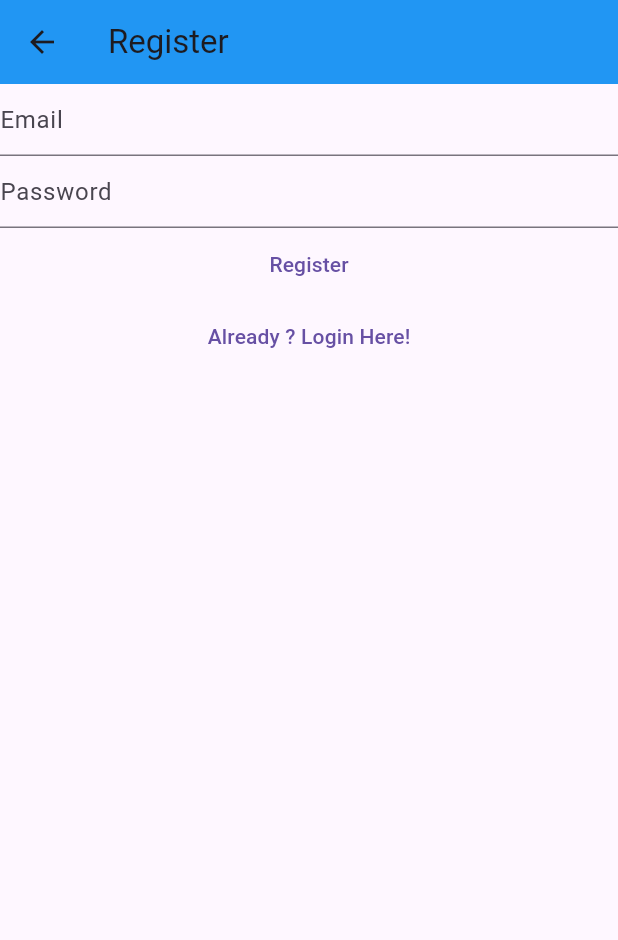
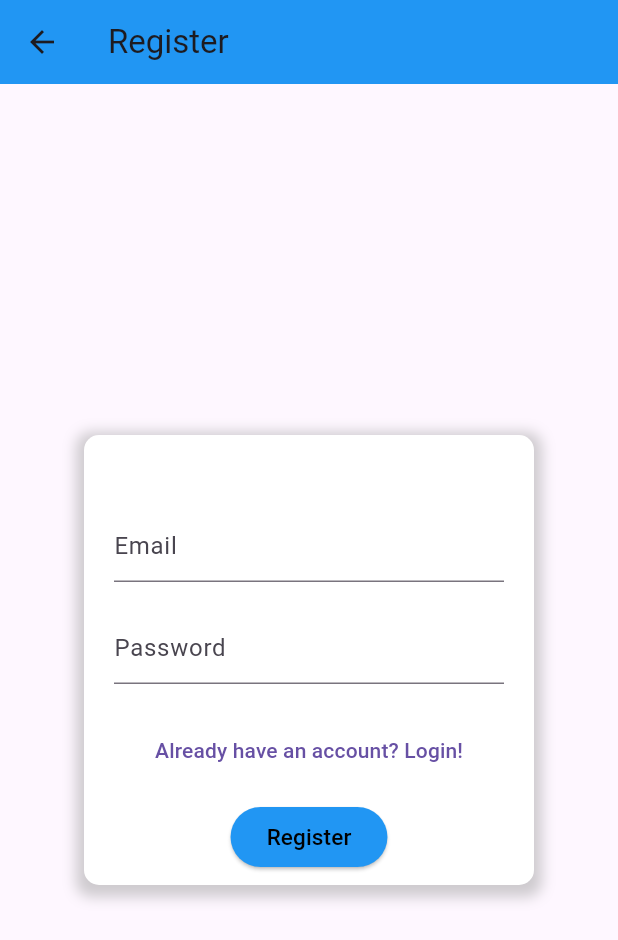
Before and after one commit to VidytBhudolia/myElc, a Flutter app: the RegistrationView screen opened by its route, after a tap on "Register", on a phone screen of 412 x 824 dp. Shown: the top 940 px of the screen. Run offline on Flutter 3.47's test engine with Material 3 defaults, Android fonts, the phone set to English and light mode, and no system bars; our stand-ins replace firebase_auth, firebase_core, flutter_svg; accounts and stored records are empty; network calls fail.

Commit message:
register design

```diff
--- a/lib/views/register_view.dart
+++ b/lib/views/register_view.dart
@@ -1,6 +1,7 @@
 import 'package:firebase_auth/firebase_auth.dart';
-import 'package:flutter/foundation.dart';
+import 'package:firebase_core/firebase_core.dart';
 import 'package:flutter/material.dart';
+import 'package:mynotes/firebase_options.dart';
 
 class RegistrationView extends StatefulWidget {
   const RegistrationView({super.key});
@@ -32,68 +33,103 @@
   Widget build(BuildContext context) {
     return Scaffold(
       appBar: AppBar(
-        title: const Text("Register"),
+        title: Text("Register"),
         backgroundColor: Colors.blue,
       ),
-      body: Column(
+      body: Center(
+        child: Padding(
+          padding: const EdgeInsets.all(20.0),
+          child: Container(
+            width: 300,
+            height: 300, // Adjust the width as needed
+            padding: const EdgeInsets.all(20.0),
+            decoration: BoxDecoration(
+              color: Colors.white,
+              borderRadius: BorderRadius.circular(10.0),
+              boxShadow: [
+                BoxShadow(
+                  color: Colors.grey.withOpacity(0.5),
+                  spreadRadius: 5,
+                  blurRadius: 7,
+                  offset: const Offset(0, 3), // changes position of shadow
+                ),
+              ],
+            ),
+            child: Column(
               children: [
+                SizedBox(height: 30),
                 TextField(
                   controller: _email,
                   enableSuggestions: false,
                   autocorrect: false,
                   keyboardType: TextInputType.emailAddress,
-            decoration: const InputDecoration(hintText: "Email "),
+                  decoration: InputDecoration(hintText: "Email "),
                 ),
+                SizedBox(height: 20),
                 TextField(
                   controller: _password,
                   enableSuggestions: false,
                   autocorrect: false,
                   obscureText: true,
-            decoration: const InputDecoration(hintText: "Password "),
+                  decoration: InputDecoration(hintText: "Password "),
                 ),
-          Center(
-            child: TextButton(
-              onPressed: () async {
-                final email = _email.text;
-                final password = _password.text;
-                try {
-                  await FirebaseAuth.instance.createUserWithEmailAndPassword(
-                      email: email, password: password);
-                  Navigator.of(context)
-                      .pushNamedAndRemoveUntil('/verify_email/', (_) => false);
-                } on FirebaseAuthException catch (e) {
-                  if (e.code == 'weak-password') {
-                    if (kDebugMode) {
-                      print('The password provided is too weak.');
-                    }
-                  } else if (e.code == 'email-already-in-use') {
-                    if (kDebugMode) {
-                      print('The account already exists for that email.');
-                    }
-                  } else if (e.code == 'invalid-email') {
-                    if (kDebugMode) {
-                      print('The email address is badly formatted.');
-                    }
-                  } else {
-                    if (kDebugMode) {
-                      print(e.code);
-                    }
-                  }
-                }
-              },
-              child: const Text("Register"),
-            ),
-          ),
+                SizedBox(height: 20),
                 Center(
                   child: TextButton(
                     onPressed: () {
                       Navigator.of(context)
                           .pushNamedAndRemoveUntil('/login/', (route) => false);
                     },
-              child: const Text('Already ? Login Here!'),
+                    child: Text('Already have an account? Login!'),
                   ),
-          )
+                ),
+                SizedBox(height: 10),
+                ElevatedButton(
+                  style: ButtonStyle(
+                    backgroundColor:
+                        MaterialStateProperty.all<Color>(Colors.blue[500]!),
+                    overlayColor: MaterialStateProperty.resolveWith<Color?>(
+                      (Set<MaterialState> states) {
+                        if (states.contains(MaterialState.hovered)) {
+                          return Colors.blue.withOpacity(0.04);
+                        }
+                        if (states.contains(MaterialState.focused) ||
+                            states.contains(MaterialState.pressed)) {
+                          return Colors.blue.withOpacity(0.12);
+                        }
+                        return null; // Defer to the widget's default.
+                      },
+                    ),
+                  ),
+                  onPressed: () async {
+                    final email = _email.text;
+                    final password = _password.text;
+                    try {
+                      final userCredential = await FirebaseAuth.instance
+                          .createUserWithEmailAndPassword(
+                              email: email, password: password);
+                      print(userCredential);
+                    } on FirebaseAuthException catch (e) {
+                      if (e.code == 'weak-password') {
+                        print('The password provided is too weak.');
+                      } else if (e.code == 'email-already-in-use') {
+                        print('The account already exists for that email.');
+                      } else if (e.code == 'invalid-email') {
+                        print('The email address is badly formatted.');
+                      } else {
+                        print(e.code);
+                      }
+                    }
+                  },
+                  child: const Text(
+                    'Register',
+                    style: TextStyle(color: Colors.black, fontSize: 15.0),
+                  ),
+                ),
               ],
+            ),
+          ),
+        ),
       ),
     );
   }
```
Lines whose indentation alone changed are shown as unchanged.
